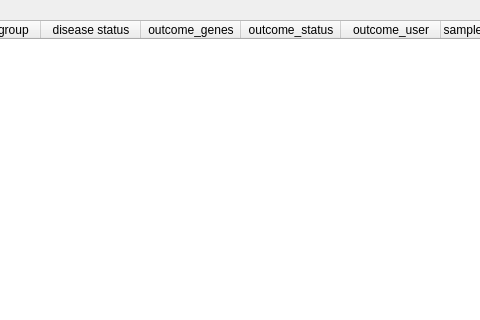
First picture: the form in src/GSvar/VariantSampleOverviewDialog.ui, repository imgag/ngs-bits, before the edit; both pictures show x 663 to 1143 and y 0 to 320 of the 1356 by 803 pixel window.
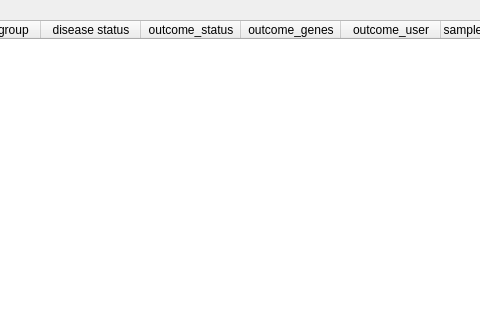
Second picture: the form after the edit. Icons and pictures are not drawn.

Commit message: Added NGSDExportGenes tool

Patch:
```diff
--- a/src/GSvar/VariantSampleOverviewDialog.ui
+++ b/src/GSvar/VariantSampleOverviewDialog.ui
@@ -118,12 +118,12 @@
      </column>
      <column>
       <property name="text">
-       <string>outcome_genes</string>
+       <string>outcome_status</string>
       </property>
      </column>
      <column>
       <property name="text">
-       <string>outcome_status</string>
+       <string>outcome_genes</string>
       </property>
      </column>
      <column>
```
The commit also changes 8 other files.
